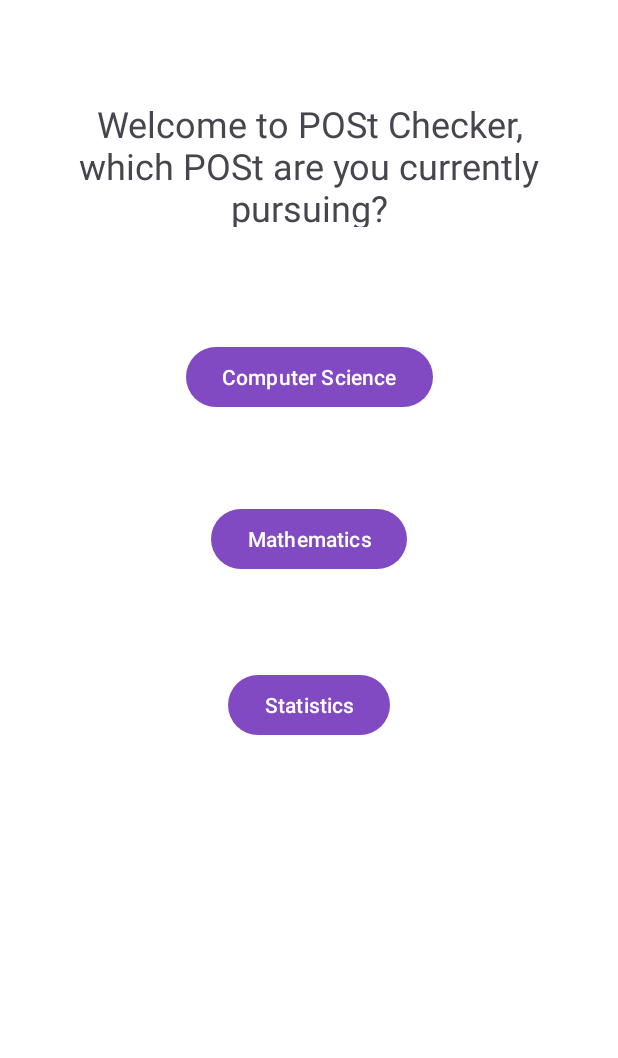
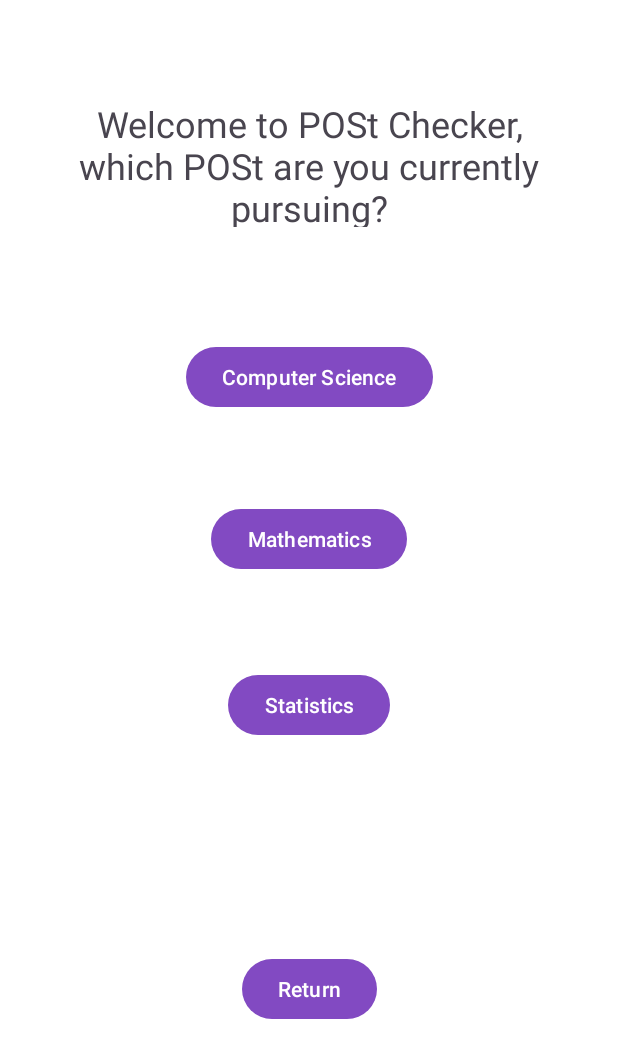
Before and after one commit to jieyinggong/b07-group15-Project, an Android app: the CMSpostMain screen opened directly, with no data from a screen before it, on a phone screen of 412 x 824 dp. Shown: the top 1058 px of the screen. Run offline under Robolectric (Android 15) with nearby library versions, the phone set to English and light mode, and no system bars.

Commit message:
added return button for post checker

```diff
--- a/app/src/main/res/layout/activity_cmsstart.xml
+++ b/app/src/main/res/layout/activity_cmsstart.xml
@@ -52,5 +52,14 @@
         app:layout_constraintStart_toStartOf="parent"
         app:layout_constraintTop_toBottomOf="@+id/mathButton"
         app:layout_constraintVertical_bias="0.16" />
+     <Button
+        android:id="@+id/returnButton"
+        android:layout_width="wrap_content"
+        android:layout_height="wrap_content"
+        android:text="Return"
+        app:layout_constraintBottom_toBottomOf="parent"
+        app:layout_constraintEnd_toEndOf="parent"
+        app:layout_constraintStart_toStartOf="parent"
+        app:layout_constraintTop_toBottomOf="@+id/statButton" />
 
 </androidx.constraintlayout.widget.ConstraintLayout>
```
